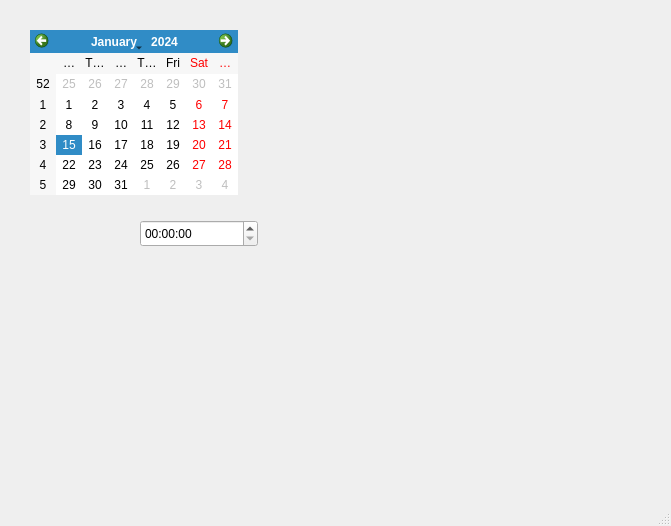
This is src/gui/ui/mainwindow.ui in flexoid/QRtcAlarm as Qt 5 draws it before an edit. The edited form follows.
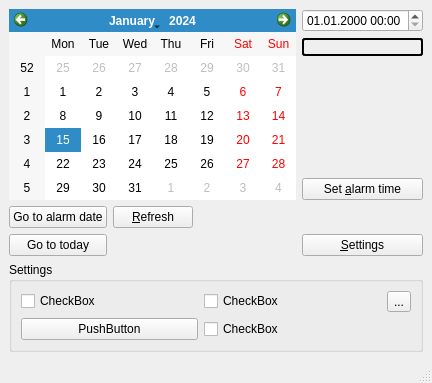
This is the edited form. Custom widgets are drawn as their Qt base class.

Commit message: Added something resembling a graphical interface Updated ru_RU translation Added some useful methods in MainWindow

What changed in the file:
```diff
--- a/src/gui/ui/mainwindow.ui
+++ b/src/gui/ui/mainwindow.ui
@@ -2,38 +2,206 @@
 <ui version="4.0">
  <class>MainWindow</class>
  <widget class="QMainWindow" name="MainWindow">
+  <property name="enabled">
+   <bool>true</bool>
+  </property>
   <property name="geometry">
    <rect>
     <x>0</x>
     <y>0</y>
-    <width>671</width>
-    <height>526</height>
+    <width>432</width>
+    <height>383</height>
    </rect>
   </property>
+  <property name="sizePolicy">
+   <sizepolicy hsizetype="Preferred" vsizetype="Preferred">
+    <horstretch>0</horstretch>
+    <verstretch>0</verstretch>
+   </sizepolicy>
+  </property>
   <property name="windowTitle">
    <string notr="true">QRtcAlarm</string>
   </property>
+  <property name="styleSheet">
+   <string notr="true"/>
+  </property>
+  <property name="iconSize">
+   <size>
+    <width>22</width>
+    <height>22</height>
+   </size>
+  </property>
+  <property name="toolButtonStyle">
+   <enum>Qt::ToolButtonIconOnly</enum>
+  </property>
+  <property name="unifiedTitleAndToolBarOnMac">
+   <bool>false</bool>
+  </property>
   <widget class="QWidget" name="centralwidget">
-   <widget class="RtcCalendarWidget" name="calendarWidget">
-    <property name="geometry">
-     <rect>
-      <x>30</x>
-      <y>30</y>
-      <width>208</width>
-      <height>165</height>
-     </rect>
-    </property>
-   </widget>
-   <widget class="QTimeEdit" name="timeEdit">
-    <property name="geometry">
-     <rect>
-      <x>140</x>
-      <y>220</y>
-      <width>118</width>
-      <height>27</height>
-     </rect>
-    </property>
-   </widget>
+   <property name="sizePolicy">
+    <sizepolicy hsizetype="Minimum" vsizetype="Minimum">
+     <horstretch>0</horstretch>
+     <verstretch>0</verstretch>
+    </sizepolicy>
+   </property>
+   <layout class="QVBoxLayout" name="verticalLayout">
+    <item>
+     <layout class="QGridLayout" name="gridLayout">
+      <item row="0" column="3">
+       <widget class="QDateTimeEdit" name="dateTimeEdit">
+        <property name="currentSection">
+         <enum>QDateTimeEdit::DaySection</enum>
+        </property>
+        <property name="displayFormat">
+         <string>dd.MM.yyyy HH:mm</string>
+        </property>
+        <property name="calendarPopup">
+         <bool>false</bool>
+        </property>
+       </widget>
+      </item>
+      <item row="1" column="3">
+       <widget class="QLabel" name="stateLabel">
+        <property name="styleSheet">
+         <string notr="true">QLabel {
+	border: 2px solid;
+	border-radius: 3px;
+}</string>
+        </property>
+        <property name="text">
+         <string/>
+        </property>
+        <property name="alignment">
+         <set>Qt::AlignCenter</set>
+        </property>
+       </widget>
+      </item>
+      <item row="0" column="0" rowspan="4" colspan="3">
+       <widget class="RtcCalendarWidget" name="calendarWidget"/>
+      </item>
+      <item row="4" column="0">
+       <widget class="QPushButton" name="goToAlarmButton">
+        <property name="text">
+         <string>Go to alarm date</string>
+        </property>
+       </widget>
+      </item>
+      <item row="2" column="3">
+       <spacer name="verticalSpacer">
+        <property name="orientation">
+         <enum>Qt::Vertical</enum>
+        </property>
+        <property name="sizeHint" stdset="0">
+         <size>
+          <width>20</width>
+          <height>40</height>
+         </size>
+        </property>
+       </spacer>
+      </item>
+      <item row="5" column="0">
+       <widget class="QPushButton" name="goToTodayButton">
+        <property name="text">
+         <string>Go to today</string>
+        </property>
+       </widget>
+      </item>
+      <item row="4" column="1">
+       <widget class="QPushButton" name="refreshButton">
+        <property name="styleSheet">
+         <string notr="true"/>
+        </property>
+        <property name="text">
+         <string>&amp;Refresh</string>
+        </property>
+        <property name="default">
+         <bool>false</bool>
+        </property>
+       </widget>
+      </item>
+      <item row="5" column="3">
+       <widget class="QPushButton" name="settingsButton">
+        <property name="text">
+         <string>&amp;Settings</string>
+        </property>
+        <property name="checkable">
+         <bool>true</bool>
+        </property>
+       </widget>
+      </item>
+      <item row="4" column="2" rowspan="2">
+       <spacer name="horizontalSpacer">
+        <property name="orientation">
+         <enum>Qt::Horizontal</enum>
+        </property>
+        <property name="sizeHint" stdset="0">
+         <size>
+          <width>40</width>
+          <height>20</height>
+         </size>
+        </property>
+       </spacer>
+      </item>
+      <item row="3" column="3">
+       <widget class="QPushButton" name="setAlarmTimeButton">
+        <property name="text">
+         <string>Set &amp;alarm time</string>
+        </property>
+       </widget>
+      </item>
+     </layout>
+    </item>
+    <item>
+     <widget class="QGroupBox" name="settingsBox">
+      <property name="title">
+       <string>Settings</string>
+      </property>
+      <property name="flat">
+       <bool>false</bool>
+      </property>
+      <property name="checkable">
+       <bool>false</bool>
+      </property>
+      <layout class="QGridLayout" name="gridLayout_2">
+       <item row="0" column="0">
+        <widget class="QCheckBox" name="checkBox">
+         <property name="text">
+          <string>CheckBox</string>
+         </property>
+        </widget>
+       </item>
+       <item row="0" column="1">
+        <widget class="QCheckBox" name="checkBox_2">
+         <property name="text">
+          <string>CheckBox</string>
+         </property>
+        </widget>
+       </item>
+       <item row="0" column="2">
+        <widget class="QToolButton" name="toolButton">
+         <property name="text">
+          <string>...</string>
+         </property>
+        </widget>
+       </item>
+       <item row="1" column="0">
+        <widget class="QPushButton" name="pushButton_4">
+         <property name="text">
+          <string>PushButton</string>
+         </property>
+        </widget>
+       </item>
+       <item row="1" column="1">
+        <widget class="QCheckBox" name="checkBox_3">
+         <property name="text">
+          <string>CheckBox</string>
+         </property>
+        </widget>
+       </item>
+      </layout>
+     </widget>
+    </item>
+   </layout>
   </widget>
   <widget class="QMenuBar" name="menubar">
    <property name="geometry">
```
Left out of the diff: 12 changed lines with no effect on the pictures. The commit also changes 3 other files.
